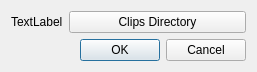
tdauth/gustavsfairyland, file ui/settings.ui: the form before one commit.
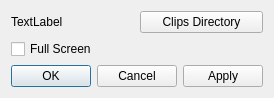
The form after the commit.

Commit message: Real randomness, improved resizing performance, fixed full screen on Windows, full screen option

```diff
--- a/ui/settings.ui
+++ b/ui/settings.ui
@@ -7,20 +7,13 @@
     <x>0</x>
     <y>0</y>
     <width>257</width>
-    <height>70</height>
+    <height>93</height>
    </rect>
   </property>
   <property name="windowTitle">
    <string>Form</string>
   </property>
   <layout class="QGridLayout" name="gridLayout">
-   <item row="1" column="1">
-    <widget class="QDialogButtonBox" name="buttonBox">
-     <property name="standardButtons">
-      <set>QDialogButtonBox::Cancel|QDialogButtonBox::Ok</set>
-     </property>
-    </widget>
-   </item>
    <item row="0" column="1">
     <widget class="QPushButton" name="clipsDirectoryPushButton">
      <property name="text">
@@ -35,6 +28,20 @@
      </property>
     </widget>
    </item>
+   <item row="1" column="0" colspan="2">
+    <widget class="QCheckBox" name="fullScreenCheckBox">
+     <property name="text">
+      <string>Full Screen</string>
+     </property>
+    </widget>
+   </item>
+   <item row="2" column="0" colspan="2">
+    <widget class="QDialogButtonBox" name="buttonBox">
+     <property name="standardButtons">
+      <set>QDialogButtonBox::Apply|QDialogButtonBox::Cancel|QDialogButtonBox::Ok</set>
+     </property>
+    </widget>
+   </item>
   </layout>
  </widget>
  <resources/>
```
The commit also changes 7 other files.
